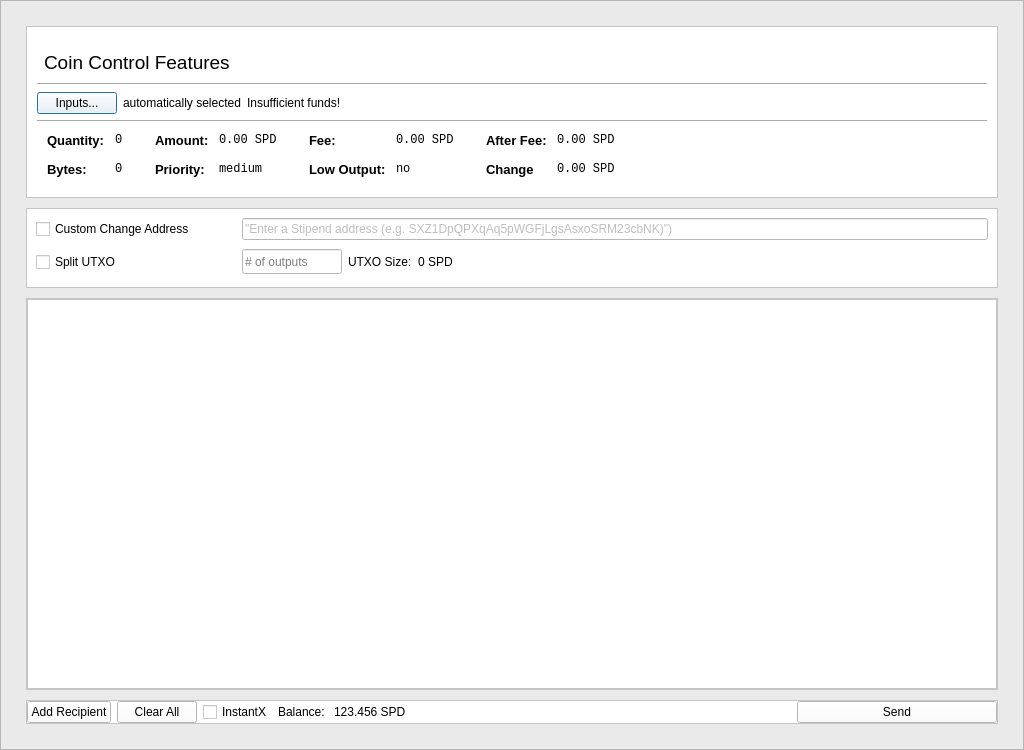
First picture: the form in src/qt/forms/sendcoinsdialog.ui, repository Stipend-Developer/stipend, before the edit.
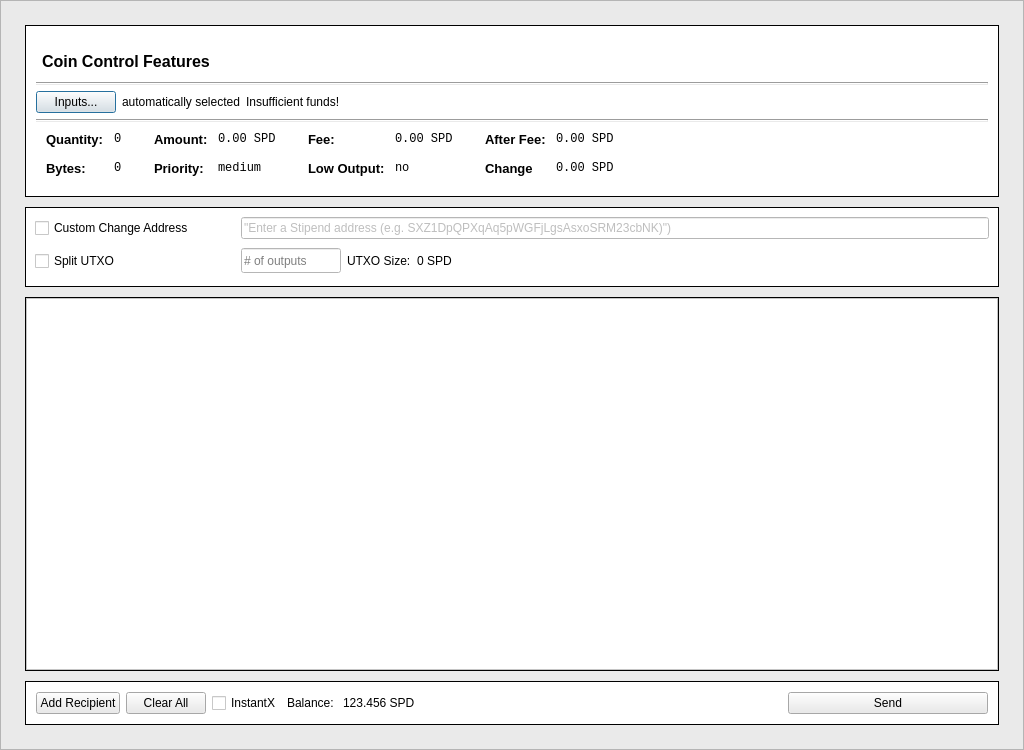
Second picture: the form after the edit.

Commit message: Finalize sendcoinsdialog.ui for wallet redesign

What changed in the file:
```diff
--- a/src/qt/forms/sendcoinsdialog.ui
+++ b/src/qt/forms/sendcoinsdialog.ui
@@ -52,16 +52,16 @@
      </property>
      <layout class="QVBoxLayout" name="verticalLayout_3">
       <property name="leftMargin">
-       <number>25</number>
+       <number>24</number>
       </property>
       <property name="topMargin">
-       <number>25</number>
+       <number>24</number>
       </property>
       <property name="rightMargin">
-       <number>25</number>
+       <number>24</number>
       </property>
       <property name="bottomMargin">
-       <number>25</number>
+       <number>24</number>
       </property>
       <item>
        <layout class="QVBoxLayout" name="verticalLayout_2">
@@ -83,7 +83,10 @@
            </size>
           </property>
           <property name="styleSheet">
-           <string notr="true">background-color: #fff;</string>
+           <string notr="true">#frameCoinControl {
+    background-color: #fff;
+    border: 1px solid black;
+}</string>
           </property>
           <property name="frameShape">
            <enum>QFrame::StyledPanel</enum>
@@ -168,12 +171,15 @@
                      <widget class="QLabel" name="labelCoinControlFeatures">
                       <property name="font">
                        <font>
-                        <pointsize>14</pointsize>
+                        <pointsize>12</pointsize>
+                        <weight>75</weight>
+                        <bold>true</bold>
                        </font>
                       </property>
                       <property name="styleSheet">
-                       <string notr="true">margin-top: 10px;
-margin-left: 2px;</string>
+                       <string notr="true">padding-top: 10px;
+padding-left: 2px;
+background-color: #fff;</string>
                       </property>
                       <property name="text">
                        <string>Coin Control Features</string>
@@ -203,6 +209,9 @@
                  </item>
                  <item>
                   <widget class="QLabel" name="labelCoinControlAutomaticallySelected">
+                   <property name="styleSheet">
+                    <string notr="true">background-color: #fff</string>
+                   </property>
                    <property name="text">
                     <string>automatically selected</string>
                    </property>
@@ -302,7 +311,8 @@
                     </palette>
                    </property>
                    <property name="styleSheet">
-                    <string notr="true">font-color: red;</string>
+                    <string notr="true">font-color: red;
+background-color: #fff;</string>
                    </property>
                    <property name="text">
                     <string>Insufficient funds!</string>
@@ -354,7 +364,7 @@
                 </size>
                </property>
                <property name="styleSheet">
-                <string notr="true"/>
+                <string notr="true">background-color: #fff</string>
                </property>
                <layout class="QHBoxLayout" name="horizontalLayoutCoinControl5">
                 <property name="leftMargin">
@@ -808,7 +818,10 @@
            </size>
           </property>
           <property name="styleSheet">
-           <string notr="true">background-color: #fff;</string>
+           <string notr="true">#frame_2 {
+    background-color: #fff;
+    border: 1px solid black;
+}</string>
           </property>
           <property name="frameShape">
            <enum>QFrame::StyledPanel</enum>
@@ -827,6 +840,9 @@
              </property>
              <item row="0" column="0">
               <widget class="QCheckBox" name="checkBoxCoinControlChange">
+               <property name="styleSheet">
+                <string notr="true">background-color: #fff</string>
+               </property>
                <property name="text">
                 <string>Custom Change Address</string>
                </property>
@@ -854,6 +870,9 @@
                    <height>25</height>
                   </size>
                  </property>
+                 <property name="styleSheet">
+                  <string notr="true">background-color: #fff</string>
+                 </property>
                  <property name="placeholderText">
                   <string># of outputs</string>
                  </property>
@@ -861,6 +880,9 @@
                </item>
                <item>
                 <widget class="QLabel" name="labelBlockSizeText">
+                 <property name="styleSheet">
+                  <string notr="true">background-color: #fff</string>
+                 </property>
                  <property name="text">
                   <string>UTXO Size:</string>
                  </property>
@@ -868,6 +890,9 @@
                </item>
                <item>
                 <widget class="QLabel" name="labelBlockSize">
+                 <property name="styleSheet">
+                  <string notr="true">background-color: #fff</string>
+                 </property>
                  <property name="text">
                   <string>0 SPD</string>
                  </property>
@@ -900,6 +925,9 @@
                    <height>0</height>
                   </size>
                  </property>
+                 <property name="styleSheet">
+                  <string notr="true">background-color: #fff</string>
+                 </property>
                  <property name="text">
                   <string/>
                  </property>
@@ -935,6 +963,9 @@
                    <height>25</height>
                   </size>
                  </property>
+                 <property name="styleSheet">
+                  <string notr="true">background-color: #fff</string>
+                 </property>
                  <property name="text">
                   <string>&quot;Enter a Stipend address (e.g. SXZ1DpQPXqAq5pWGFjLgsAsxoSRM23cbNK)&quot;)</string>
                  </property>
@@ -962,6 +993,9 @@
                  <height>16777215</height>
                 </size>
                </property>
+               <property name="styleSheet">
+                <string notr="true">background-color: #fff</string>
+               </property>
                <property name="text">
                 <string>Split UTXO</string>
                </property>
@@ -987,7 +1021,10 @@
            </size>
           </property>
           <property name="styleSheet">
-           <string notr="true">background-color: #fff;</string>
+           <string notr="true">#frame_3 {
+    background-color: #fff;
+    border: 1px solid black;
+}</string>
           </property>
           <property name="frameShape">
            <enum>QFrame::StyledPanel</enum>
@@ -1018,6 +1055,9 @@
                  <height>0</height>
                 </size>
                </property>
+               <property name="styleSheet">
+                <string notr="true">background-color: #fff;</string>
+               </property>
                <property name="widgetResizable">
                 <bool>true</bool>
                </property>
@@ -1026,8 +1066,8 @@
                  <rect>
                   <x>0</x>
                   <y>0</y>
-                  <width>964</width>
-                  <height>372</height>
+                  <width>966</width>
+                  <height>354</height>
                  </rect>
                 </property>
                 <layout class="QVBoxLayout" name="verticalLayout_9">
@@ -1073,11 +1113,14 @@
           <property name="maximumSize">
            <size>
             <width>16777215</width>
-            <height>30</height>
+            <height>16777215</height>
            </size>
           </property>
           <property name="styleSheet">
-           <string notr="true">background-color: #fff</string>
+           <string notr="true">#frame_4 {
+    background-color: #fff;
+    border: 1px solid black;
+}</string>
           </property>
           <property name="frameShape">
            <enum>QFrame::StyledPanel</enum>
@@ -1087,19 +1130,22 @@
           </property>
           <layout class="QHBoxLayout" name="horizontalLayout_2">
            <property name="leftMargin">
-            <number>0</number>
+            <number>10</number>
            </property>
            <property name="topMargin">
-            <number>0</number>
+            <number>10</number>
            </property>
            <property name="rightMargin">
-            <number>0</number>
+            <number>10</number>
            </property>
            <property name="bottomMargin">
-            <number>0</number>
+            <number>10</number>
            </property>
            <item>
             <layout class="QHBoxLayout" name="horizontalLayout">
+             <property name="leftMargin">
+              <number>0</number>
+             </property>
              <item>
               <widget class="QPushButton" name="addButton">
                <property name="text">
@@ -1118,6 +1164,9 @@
               <layout class="QHBoxLayout" name="horizontalLayout_3">
                <item>
                 <widget class="QCheckBox" name="checkInstantX">
+                 <property name="styleSheet">
+                  <string notr="true">background-color: #fff</string>
+                 </property>
                  <property name="text">
                   <string>InstantX</string>
                  </property>
@@ -1125,6 +1174,9 @@
                </item>
                <item>
                 <widget class="QLabel" name="label">
+                 <property name="styleSheet">
+                  <string notr="true">background-color: #fff</string>
+                 </property>
                  <property name="text">
                   <string>Balance: </string>
                  </property>
@@ -1132,6 +1184,9 @@
                </item>
                <item>
                 <widget class="QLabel" name="labelBalance">
+                 <property name="styleSheet">
+                  <string notr="true">background-color: #fff</string>
+                 </property>
                  <property name="text">
                   <string>123.456 SPD</string>
                  </property>
```
The commit also changes 2 other files.
